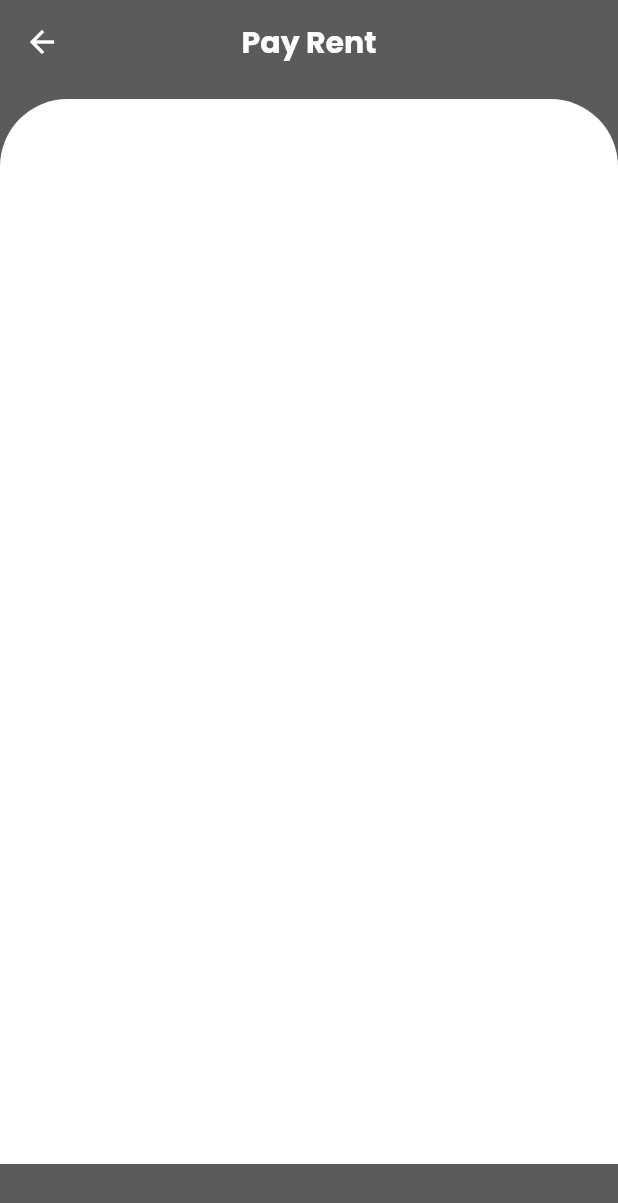
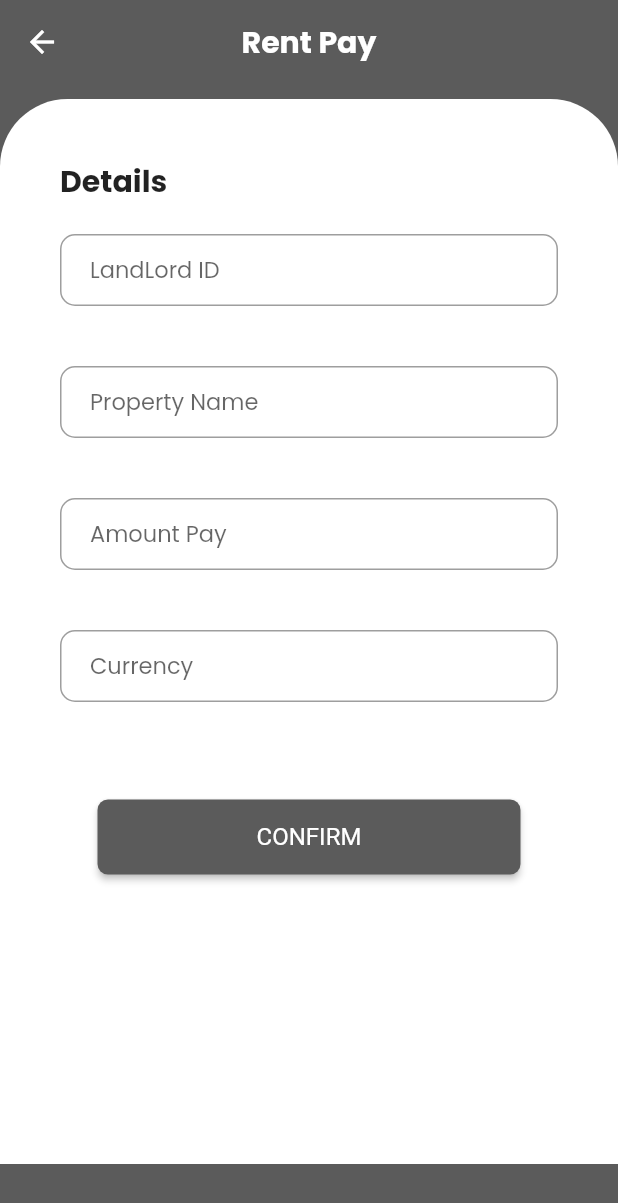
Before and after one commit to 41hulk/ewawe-pay, a Flutter app: the DashboardScreen screen opened directly, after a tap on the "payments" icon, on a phone screen of 412 x 824 dp. Shown: the top 1203 px of the screen. Run offline on Flutter 3.47's test engine with Material 2 defaults, Android fonts, the phone set to English and light mode, and no system bars; our stand-ins replace animated_splash_screen, google_fonts.

Commit message:
Pay and Confirmation screen

```diff
--- a/lib/Payment/payScreen.dart
+++ b/lib/Payment/payScreen.dart
@@ -1,4 +1,6 @@
+import 'package:ewawepay/Payment/confirmScreen.dart';
 import 'package:ewawepay/utils/colors.dart';
+import 'package:flutter/cupertino.dart';
 import 'package:flutter/material.dart';
 import 'package:google_fonts/google_fonts.dart';
 
@@ -8,8 +10,73 @@ class PayScreen extends StatefulWidget {
 }
 
 class _PayScreenState extends State<PayScreen> {
+  get round => false;
+
   @override
   Widget build(BuildContext context) {
+    final landlordID = TextFormField(
+      keyboardType: TextInputType.text,
+      autofocus: false,
+      decoration: InputDecoration(
+        hintText: 'LandLord ID',
+        hintStyle: GoogleFonts.poppins(fontSize: 15),
+        contentPadding: EdgeInsets.fromLTRB(20.0, 10.0, 20.0, 10.0),
+        border: OutlineInputBorder(borderRadius: BorderRadius.circular(10.0)),
+      ),
+    );
+    final propertyName = TextFormField(
+      keyboardType: TextInputType.text,
+      autofocus: false,
+      decoration: InputDecoration(
+        hintText: 'Property Name',
+        hintStyle: GoogleFonts.poppins(fontSize: 15),
+        contentPadding: EdgeInsets.fromLTRB(20.0, 10.0, 20.0, 10.0),
+        border: OutlineInputBorder(borderRadius: BorderRadius.circular(10.0)),
+      ),
+    );
+    final amountPay = TextFormField(
+      keyboardType: TextInputType.text,
+      autofocus: false,
+      decoration: InputDecoration(
+        hintText: 'Amount Pay',
+        hintStyle: GoogleFonts.poppins(fontSize: 15),
+        contentPadding: EdgeInsets.fromLTRB(20.0, 10.0, 20.0, 10.0),
+        border: OutlineInputBorder(borderRadius: BorderRadius.circular(10.0)),
+      ),
+    );
+    final currency = TextFormField(
+      keyboardType: TextInputType.text,
+      autofocus: false,
+      decoration: InputDecoration(
+        hintText: 'Currency',
+        hintStyle: GoogleFonts.poppins(fontSize: 15),
+        contentPadding: EdgeInsets.fromLTRB(20.0, 10.0, 20.0, 10.0),
+        border: OutlineInputBorder(borderRadius: BorderRadius.circular(10.0)),
+      ),
+    );
+    final proceedButton = Container(
+      height: 50,
+      width: MediaQuery.of(context).size.width,
+      margin: EdgeInsets.all(25),
+      child: ElevatedButton(
+        child: Text('CONFIRM'),
+        onPressed: () {
+          Navigator.push(
+            context,
+            CupertinoPageRoute(
+              builder: (context) => ConfirmScreen(),
+            ),
+          );
+        },
+        style: ElevatedButton.styleFrom(
+            primary: ewawegrey,
+            shape: RoundedRectangleBorder(
+              borderRadius: BorderRadius.circular((this.round) ? 45 : 7),
+            ),
+            textStyle: TextStyle(fontSize: 16, fontWeight: FontWeight.normal)),
+      ),
+    );
+
     return Scaffold(
       backgroundColor: ewawegrey,
       appBar: AppBar(
@@ -17,7 +84,7 @@ class _PayScreenState extends State<PayScreen> {
         elevation: 0.0,
         centerTitle: true,
         title: Text(
-          'Pay Rent',
+          'Rent Pay',
           style: GoogleFonts.poppins(fontWeight: FontWeight.bold),
         ),
       ),
@@ -34,11 +101,33 @@ class _PayScreenState extends State<PayScreen> {
                   topLeft: Radius.circular(45.0),
                   topRight: Radius.circular(45.0)),
             ),
-            // child: Container(
-            //   child: Column(
-            //     children: [Text('hello')],
-            //   ),
-            // ),
+            child: Container(
+              padding: EdgeInsets.all(40),
+              // margin: EdgeInsets.only(top: 40),
+              child: Column(
+                children: [
+                  Row(
+                    children: [
+                      Text(
+                        "Details",
+                        style: GoogleFonts.poppins(
+                            fontSize: 20, fontWeight: FontWeight.bold),
+                      ),
+                    ],
+                  ),
+                  SizedBox(height: 20.0),
+                  landlordID,
+                  SizedBox(height: 40.0),
+                  propertyName,
+                  SizedBox(height: 40.0),
+                  amountPay,
+                  SizedBox(height: 40.0),
+                  currency,
+                  SizedBox(height: 40.0),
+                  proceedButton
+                ],
+              ),
+            ),
           ),
         ],
       ),
--- a/lib/dashboard/dash.dart
+++ b/lib/dashboard/dash.dart
@@ -18,9 +18,11 @@ class _DashScreenState extends State<DashboardScreen> {
         backgroundColor: ewawegrey,
         elevation: 0.0,
         centerTitle: false,
-        title: Text('EwawePay',
-            style: GoogleFonts.poppins(
-                color: ewawegreen, fontSize: 20, fontWeight: FontWeight.w700)),
+        title: Image.asset(
+          'assets/images/ewawelogowhite.png',
+          fit: BoxFit.contain,
+          height: 63,
+        ),
         actions: <Widget>[
           IconButton(
             icon: Icon(Icons.notifications_none, color: Colors.white),
```
Also changed, not shown: lib/Payment/confirmScreen.dart (added, +104 -0 lines), assets/images/ewawelogowhite.png (added).
